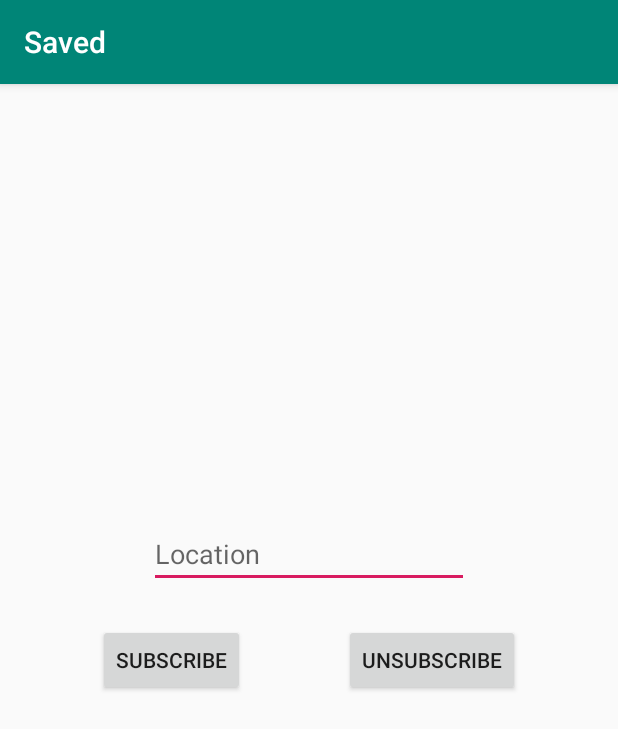
After one commit to BluCodeGH/Saved, an Android app: the SubscribeActivity screen opened directly, with no data from a screen before it, on a phone screen of 412 x 824 dp. The commit adds this screen. Shown: the top 729 px of the screen. Run offline under Robolectric (Android 15) with nearby library versions, the phone set to English and light mode, and no system bars.

Commit message:
add messaging, sub, unsub

```diff
--- a/app/build.gradle
+++ b/app/build.gradle
@@ -33,6 +33,8 @@ dependencies {
     implementation 'com.google.android.material:material:1.0.0'
     implementation 'androidx.lifecycle:lifecycle-extensions:2.0.0'
     implementation 'androidx.legacy:legacy-support-v4:1.0.0'
+    implementation 'com.google.firebase:firebase-database:19.1.0'
+    implementation 'com.google.firebase:firebase-messaging:20.0.0'
     testImplementation 'junit:junit:4.12'
     androidTestImplementation 'androidx.test:runner:1.1.1'
     implementation 'com.google.firebase:firebase-analytics:17.2.0'
--- /dev/null
+++ b/app/src/main/res/layout/activity_subscribe.xml
@@ -0,0 +1,44 @@
+<?xml version="1.0" encoding="utf-8"?>
+<androidx.constraintlayout.widget.ConstraintLayout xmlns:android="http://schemas.android.com/apk/res/android"
+    xmlns:app="http://schemas.android.com/apk/res-auto"
+    xmlns:tools="http://schemas.android.com/tools"
+    android:layout_width="match_parent"
+    android:layout_height="match_parent"
+    tools:context=".SubscribeActivity">
+
+    <EditText
+        android:id="@+id/editText"
+        android:layout_width="wrap_content"
+        android:layout_height="wrap_content"
+        android:layout_marginBottom="24dp"
+        android:ems="10"
+        android:hint="Location"
+        android:inputType="textPersonName"
+        app:layout_constraintBottom_toTopOf="@+id/buttonsub"
+        app:layout_constraintEnd_toEndOf="parent"
+        app:layout_constraintStart_toStartOf="parent" />
+
+    <Button
+        android:id="@+id/buttonsub"
+        android:layout_width="wrap_content"
+        android:layout_height="wrap_content"
+        android:onClick="sub"
+        android:text="Subscribe"
+        app:layout_constraintBottom_toBottomOf="parent"
+        app:layout_constraintEnd_toStartOf="@+id/buttonunsub"
+        app:layout_constraintHorizontal_bias="0.5"
+        app:layout_constraintStart_toStartOf="parent"
+        app:layout_constraintTop_toTopOf="parent" />
+
+    <Button
+        android:id="@+id/buttonunsub"
+        android:layout_width="wrap_content"
+        android:layout_height="wrap_content"
+        android:onClick="unsub"
+        android:text="Unsubscribe"
+        app:layout_constraintBottom_toBottomOf="parent"
+        app:layout_constraintEnd_toEndOf="parent"
+        app:layout_constraintHorizontal_bias="0.5"
+        app:layout_constraintStart_toEndOf="@+id/buttonsub"
+        app:layout_constraintTop_toTopOf="parent" />
+</androidx.constraintlayout.widget.ConstraintLayout>
```
Also changed, not shown: app/src/main/AndroidManifest.xml (+27 -1 lines), app/src/main/java/com/example/saved/MapsActivity.kt (+46 -5 lines), app/src/main/java/com/example/saved/MyFirebaseMessagingService.kt (added, +59 -0 lines), app/src/main/java/com/example/saved/SubscribeActivity.kt (added, +49 -0 lines).
